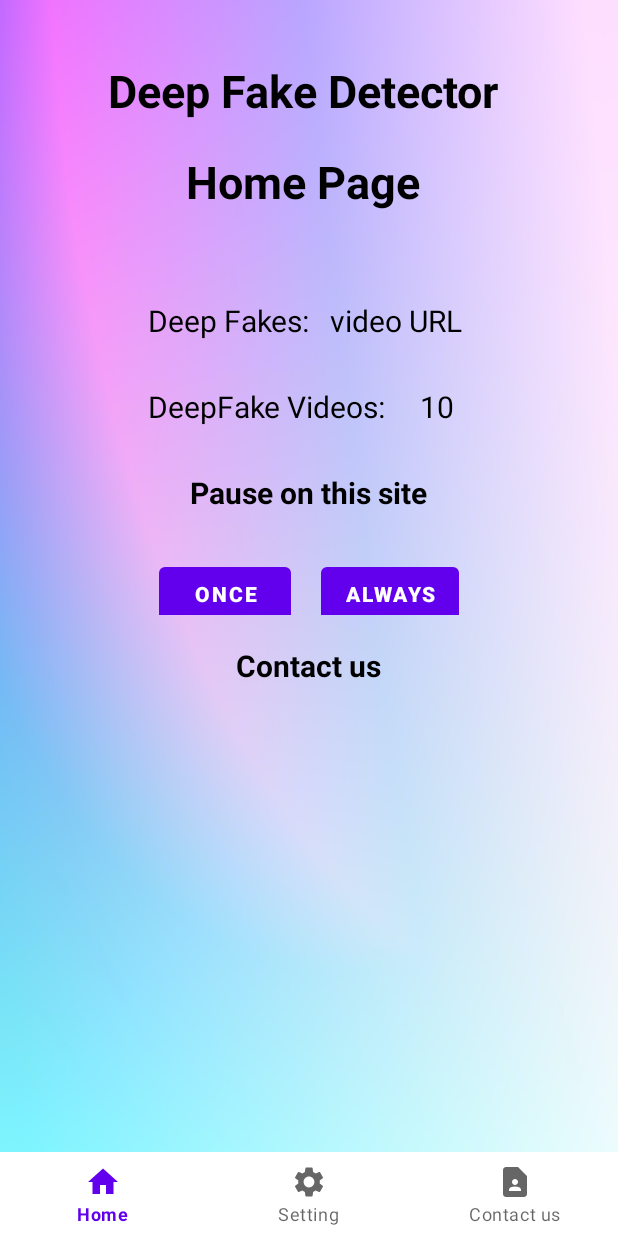
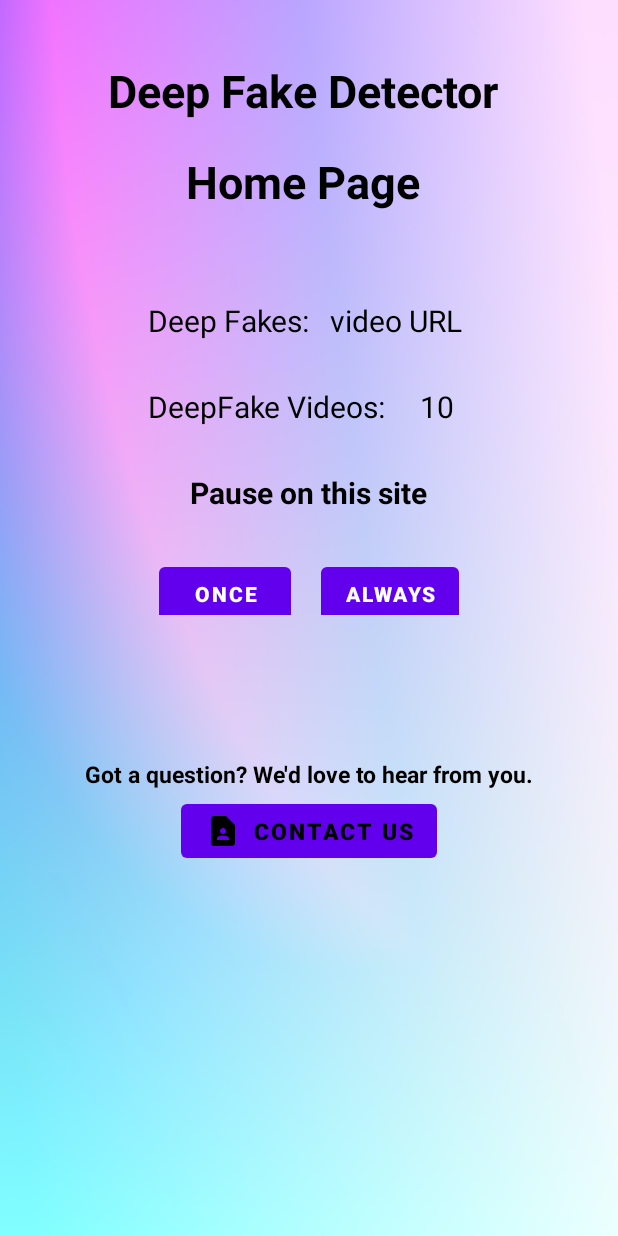
Before and after one commit to sahilashfaq/SemProjectMad, an Android app: the LandingPage screen opened directly, with no data from a screen before it, on a phone screen of 412 x 824 dp. Run offline under Robolectric (Android 15) with nearby library versions, the phone set to English and light mode, and no system bars.

Commit message:
Change in Landing Page

```diff
--- a/app/src/main/java/com/example/deepfakedetector/LandingPage.java
+++ b/app/src/main/java/com/example/deepfakedetector/LandingPage.java
@@ -2,6 +2,9 @@ package com.example.deepfakedetector;
 
 import androidx.annotation.NonNull;
 import androidx.appcompat.app.AppCompatActivity;
+import androidx.fragment.app.Fragment;
+import androidx.fragment.app.FragmentManager;
+import androidx.fragment.app.FragmentTransaction;
 
 import android.annotation.SuppressLint;
 import android.content.Intent;
@@ -19,14 +22,18 @@ import android.widget.Switch;
 import android.widget.TextView;
 import android.widget.Toast;
 
+import com.example.deepfakedetector.databinding.ActivityMainBinding;
+import com.google.android.material.navigation.NavigationBarItemView;
+
 import java.util.zip.Inflater;
 
 public class LandingPage extends AppCompatActivity{
 
     TextView seeDetails;
     TextView TextViewForContextMenu;
-    Button popupButton;
+    Button showContactUsPageBtn;
     TextView seeModules,showContactUsPage;
+    ActivityMainBinding binding;
 
 
     @SuppressLint("MissingInflatedId")
@@ -34,6 +41,30 @@ public class LandingPage extends AppCompatActivity{
     protected void onCreate(Bundle savedInstanceState) {
         super.onCreate(savedInstanceState);
         setContentView(R.layout.activity_landing_page);
+        showContactUsPageBtn = findViewById(R.id.showContactUsPageBtn);
+        showContactUsPageBtn.setOnClickListener(new View.OnClickListener() {
+            @Override
+            public void onClick(View view) {
+                gotoSeeContactUs();
+            }
+        });
+
+        /*binding = ActivityMainBinding.inflate(getLayoutInflater());
+        setContentView(binding.getRoot());
+
+        NavigationBarItemView navigationBarItemView = findViewById(R.id.BottomNavigationView);
+        navigationBarItemView.setOnClickListener(item->{
+            switch (item.getId()){
+                case R.id.homeID:
+                    replaceFragment(new ContactusFragment());
+                    break;
+                case R.id.settingID:
+                    break;
+                case R.id.profileID:
+                    break;
+            }
+        });
+
         //requestWindowFeature(Window.FEATURE_NO_TITLE);
         //this.getWindow().setFlags(WindowManager.LayoutParams.FLAG_FULLSCREEN,WindowManager.LayoutParams.FLAG_FULLSCREEN);
         //getSupportActionBar().hide();
@@ -141,14 +172,14 @@ public class LandingPage extends AppCompatActivity{
                 return true;
             default:
                 return super.onOptionsItemSelected(item);
-        }*/
+        }
         showContactUsPage = findViewById(R.id.showContactUsPage);
         showContactUsPage.setOnClickListener(new View.OnClickListener() {
             @Override
             public void onClick(View view) {
                 startActivity(new Intent(LandingPage.this,ContactUs.class));
             }
-        });
+        });*/
     }
     public void seeModulesMethod(){
         Intent intent = new Intent(this,seeModules.class);
@@ -158,4 +189,15 @@ public class LandingPage extends AppCompatActivity{
         Intent intent = new Intent(this,mainlistview.class);
         startActivity(intent);
     }
+
+    public void gotoSeeContactUs(){
+        Intent intent = new Intent(this,ContactUs.class);
+        startActivity(intent);
+    }
+    /*public void replaceFragment(Fragment fragment){
+        FragmentManager fragmentManager = getSupportFragmentManager();
+        FragmentTransaction fragmentTransaction = fragmentManager.beginTransaction();
+        fragmentTransaction.replace(R.id.frameLayout,fragment);
+        fragmentTransaction.commit();
+    }*/
 }
--- a/app/src/main/res/layout/activity_landing_page.xml
+++ b/app/src/main/res/layout/activity_landing_page.xml
@@ -108,23 +108,30 @@
  </LinearLayout>
 
 
-<TextView
-    android:layout_below="@id/buttonsLayout"
-    android:layout_width="wrap_content"
-    android:layout_height="match_parent"
-    android:id="@+id/showContactUsPage"
-    android:text="Contact us"
-    android:textStyle="bold"
-    android:textSize="20dp"
-    android:textColor="@color/black"
-    android:layout_centerHorizontal="true"
-    android:layout_marginTop="20dp"/>
 
- <com.google.android.material.bottomnavigation.BottomNavigationView
-     android:layout_width="match_parent"
+ <TextView
+     android:id="@+id/contactusmsg"
+     android:layout_below="@+id/buttonsLayout"
+     android:layout_width="wrap_content"
      android:layout_height="wrap_content"
-     android:layout_alignParentBottom="true"
-     app:menu="@menu/menu"
-     />
+     android:text="Got a question? We'd love to hear from you."
+     android:layout_centerHorizontal="true"
+     android:textSize="15dp"
+     android:textStyle="bold"
+     android:textColor="@color/black"
+     android:layout_marginTop="95dp"/>
+ <Button
+     android:layout_width="wrap_content"
+     android:layout_height="wrap_content"
+     android:id="@+id/showContactUsPageBtn"
+     android:text="Contact Us"
+     android:textStyle="bold"
+     android:textSize="15dp"
+     android:drawableLeft="@drawable/ic_baseline_contact_page_24"
+     android:textColor="@color/black"
+     android:layout_centerHorizontal="true"
+     android:layout_marginTop="120dp"
+     android:layout_below="@id/buttonsLayout"/>
+
 
 </RelativeLayout>
```
Also changed, not shown: app/src/main/java/com/example/deepfakedetector/ContactusFragment.java (added, +64 -0 lines), app/src/main/res/layout/fragment_contactus.xml (added, +117 -0 lines).
